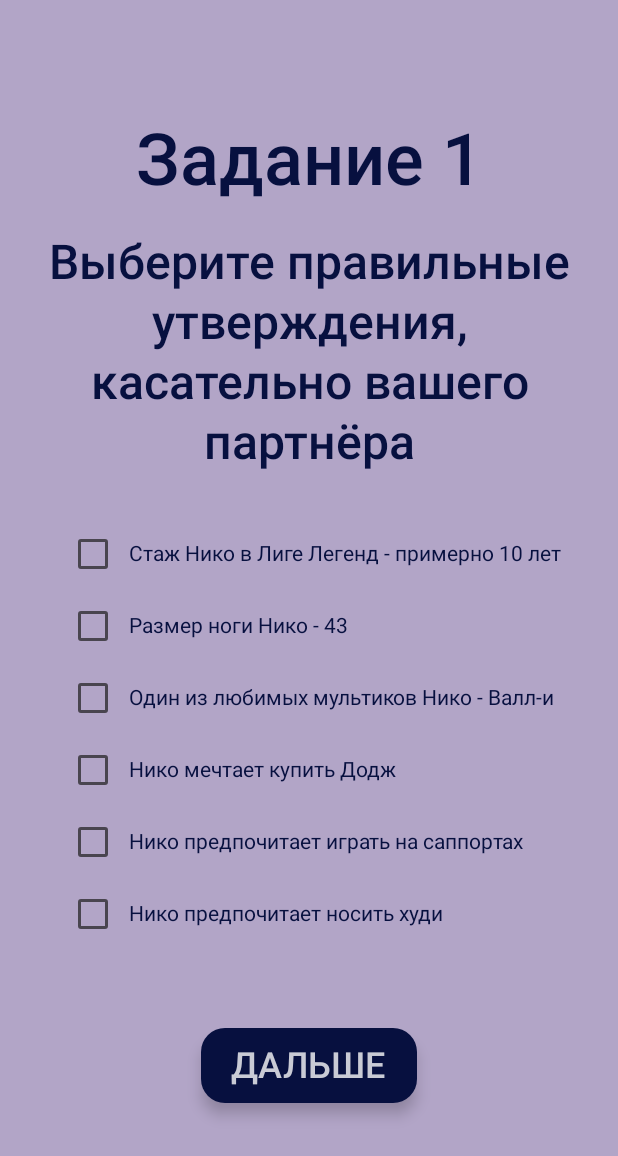
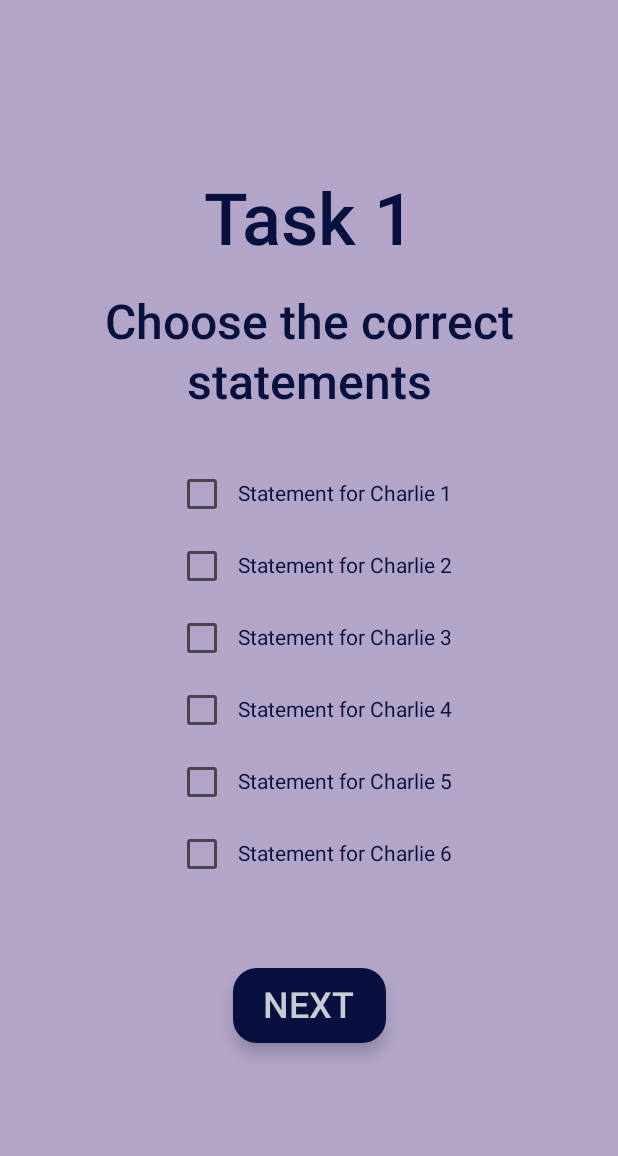
Before and after one commit to GudokVlad-Pilot/WeddingApp, an Android app built with Jetpack Compose: the CharlieFirstScreen screen opened through its navigation route, on a phone screen of 412 x 824 dp. Shown: the top 1156 px of the screen. Run offline under Robolectric (Android 15) with nearby library versions, the phone set to English and light mode, and no system bars.

Commit message:
English version is ready

```diff
--- a/app/src/main/java/com/example/weddingself/presentation/CharlieFirstScreen.kt
+++ b/app/src/main/java/com/example/weddingself/presentation/CharlieFirstScreen.kt
@@ -52,7 +52,7 @@ fun CharlieFirstScreen(navController: NavController) {
         horizontalAlignment = Alignment.CenterHorizontally,
     ) {
         Text(
-            text = "Задание 1",
+            text = "Task 1",
             fontSize = 48.sp,
             color = Color(0xFF07103F),
             textAlign = TextAlign.Center,
@@ -61,7 +61,7 @@ fun CharlieFirstScreen(navController: NavController) {
         )
         Spacer(modifier = Modifier.height(10.dp))
         Text(
-            text = "Выберите правильные утверждения, касательно вашего партнёра",
+            text = "Choose the correct statements",
             fontSize = 32.sp,
             color = Color(0xFF07103F),
             textAlign = TextAlign.Center,
@@ -85,7 +85,7 @@ fun CharlieFirstScreen(navController: NavController) {
                     enabled = true,
                 )
                 Text(
-                    text = "Стаж Нико в Лиге Легенд - примерно 10 лет",
+                    text = "Statement for Charlie 1",
                     color = Color(0xFF07103F),
                     modifier = Modifier.clickable {
                         isCheckedOne.value = !isCheckedOne.value
@@ -99,7 +99,7 @@ fun CharlieFirstScreen(navController: NavController) {
                     onCheckedChange = { isCheckedTwo.value = it },
                     enabled = true,
                 )
-                Text(text = "Размер ноги Нико - 43",
+                Text(text = "Statement for Charlie 2",
                     color = Color(0xFF07103F),
                     modifier = Modifier.clickable {
                         isCheckedTwo.value = !isCheckedTwo.value
@@ -112,7 +112,7 @@ fun CharlieFirstScreen(navController: NavController) {
                     onCheckedChange = { isCheckedThree.value = it },
                     enabled = true,
                 )
-                Text(text = "Один из любимых мультиков Нико - Валл-и",
+                Text(text = "Statement for Charlie 3",
                     color = Color(0xFF07103F),
                     modifier = Modifier.clickable {
                         isCheckedThree.value = !isCheckedThree.value
@@ -125,7 +125,7 @@ fun CharlieFirstScreen(navController: NavController) {
                     onCheckedChange = { isCheckedFour.value = it },
                     enabled = true,
                 )
-                Text(text = "Нико мечтает купить Додж",
+                Text(text = "Statement for Charlie 4",
                     color = Color(0xFF07103F),
                     modifier = Modifier.clickable {
                         isCheckedFour.value = !isCheckedFour.value
@@ -138,7 +138,7 @@ fun CharlieFirstScreen(navController: NavController) {
                     onCheckedChange = { isCheckedFive.value = it },
                     enabled = true,
                 )
-                Text(text = "Нико предпочитает играть на саппортах",
+                Text(text = "Statement for Charlie 5",
                     color = Color(0xFF07103F),
                     modifier = Modifier.clickable {
                         isCheckedFive.value = !isCheckedFive.value
@@ -152,7 +152,7 @@ fun CharlieFirstScreen(navController: NavController) {
                     onCheckedChange = { isCheckedSix.value = it },
                     enabled = true,
                 )
-                Text(text = "Нико предпочитает носить худи",
+                Text(text = "Statement for Charlie 6",
                     color = Color(0xFF07103F),
                     modifier = Modifier.clickable {
                         isCheckedSix.value = !isCheckedSix.value
@@ -166,7 +166,7 @@ fun CharlieFirstScreen(navController: NavController) {
                     onCheckedChange = { isCheckedSeven.value = it },
                     enabled = true,
                 )
-                Text(text = "Нико пьёт холодный чай",
+                Text(text = "Statement for Charlie 7",
                     color = Color(0xFF07103F),
                     modifier = Modifier.clickable {
                         isCheckedSeven.value = !isCheckedSeven.value
@@ -180,7 +180,7 @@ fun CharlieFirstScreen(navController: NavController) {
                     onCheckedChange = { isCheckedEight.value = it },
                     enabled = true,
                 )
-                Text(text = "Однажды Нико работал вожатым",
+                Text(text = "Statement for Charlie 8",
                     color = Color(0xFF07103F),
                     modifier = Modifier.clickable {
                         isCheckedEight.value = !isCheckedEight.value
@@ -202,10 +202,10 @@ fun CharlieFirstScreen(navController: NavController) {
                     navController.navigate(Screen.CharlieSecondScreen.route)
                 }
                 else {
-                    Toast.makeText(context, "Давай по новой, всё херня!", Toast.LENGTH_SHORT).show()
+                    Toast.makeText(context, "Try again!", Toast.LENGTH_SHORT).show()
                 }
             },
-            content = { Text("ДАЛЬШЕ", fontSize = 24.sp, color = Color(0xFFC9CBD5),) },
+            content = { Text("NEXT", fontSize = 24.sp, color = Color(0xFFC9CBD5),) },
             modifier = Modifier
                 .wrapContentWidth()
                 .height(50.dp),
--- a/app/src/main/java/com/example/weddingself/presentation/LoginPage.kt
+++ b/app/src/main/java/com/example/weddingself/presentation/LoginPage.kt
@@ -154,8 +154,6 @@ fun LoginScreen(navController: NavController) {
                 val image = if (passwordVisible)
                     Icons.Filled.Visibility
                 else Icons.Filled.VisibilityOff
-
-                // Please provide localized description for accessibility services
                 val description = if (passwordVisible) "Hide password" else "Show password"
 
                 IconButton(onClick = {passwordVisible = !passwordVisible}){
@@ -163,51 +161,42 @@ fun LoginScreen(navController: NavController) {
                 }
             },
             shape = RoundedCornerShape(24.dp),
-//            modifier = Modifier.bringIntoViewRequester(bringIntoViewRequester)
-//                .onFocusEvent { focusState ->
-//                    if (focusState.isFocused) {
-//                        coroutineScope.launch {
-//                            bringIntoViewRequester.bringIntoView()
-//                        }
-//                    }
-//                }
             modifier = Modifier.imePadding()
         )
         Spacer(modifier = Modifier.height(20.dp))
-        Text(text = "Забыли пароль?",
+        Text(text = "Forgot password?",
             fontSize = 16.sp,
             color = Color(0xFF07103F),
             textAlign = TextAlign.Center,
             fontWeight = FontWeight.Medium,
-            fontFamily = FontFamily.Cursive,
             modifier = Modifier.clickable {
-                Toast.makeText(context, "День рождения вашего партнёра", Toast.LENGTH_SHORT).show()
+                Toast.makeText(context, "Your partner's birthday", Toast.LENGTH_SHORT).show()
             }
             )
         Spacer(modifier = Modifier.height(60.dp))
         ExtendedFloatingActionButton(
             onClick = {
                 if ((password == "") || (username == "")) {
-                    Toast.makeText(context, "Заполните все поля", Toast.LENGTH_SHORT).show()
+                    Toast.makeText(context, "Fill in all fields", Toast.LENGTH_SHORT).show()
                 }
-                else if ((password == "2001-04-07") && (username == "Niko")) {
+                else if ((password == "2001-01-01") && (username == "Niko")) {
                     navController.navigate(Screen.NikoFirstScreen.route)
                 }
-                else if ((password == "2002-06-10") && (username == "Charlie")) {
+                else if ((password == "2002-02-02") && (username == "Charlie")) {
                     navController.navigate(Screen.CharlieFirstScreen.route)
                 }
                 else if ((password == "Final") && (username == "Final")) {
                     navController.navigate(Screen.FinalScreen.route)
                 }
                 else if (((username=="Niko") || (username=="Charlie")) && (format_count>=3)) {
-                    Toast.makeText(context, "Что такое километр???", Toast.LENGTH_SHORT).show()
+                    Toast.makeText(context, "Use American system for the password", Toast.LENGTH_SHORT).show()
                 }
                 else {
-                    Toast.makeText(context, "Неправильное имя пользователя или пароль", Toast.LENGTH_SHORT).show()
+                    Toast.makeText(context, "Incorrect username or password", Toast.LENGTH_SHORT).show()
                     format_count += 1
                 }
             },
-            content = { Text("В ИГРУ!", fontSize = 24.sp, color = Color(0xFFC9CBD5),) },
+            content = { Text("PLAY!", fontSize = 24.sp, color = Color(0xFFC9CBD5),) },
             modifier = Modifier
                 .wrapContentWidth()
                 .height(50.dp),
```
Also changed, not shown: app/src/main/java/com/example/weddingself/presentation/CharlieSecondScreen.kt (+5 -5 lines), app/src/main/java/com/example/weddingself/presentation/CharlieThirdScreen.kt (+4 -4 lines), app/src/main/java/com/example/weddingself/presentation/FinalPage.kt (+3 -12 lines), app/src/main/java/com/example/weddingself/presentation/NikoFirstPage.kt (+12 -12 lines), app/src/main/java/com/example/weddingself/presentation/NikoSecondPage.kt (+5 -5 lines), app/src/main/java/com/example/weddingself/presentation/NikoThirdPage.kt (+4 -4 lines).
